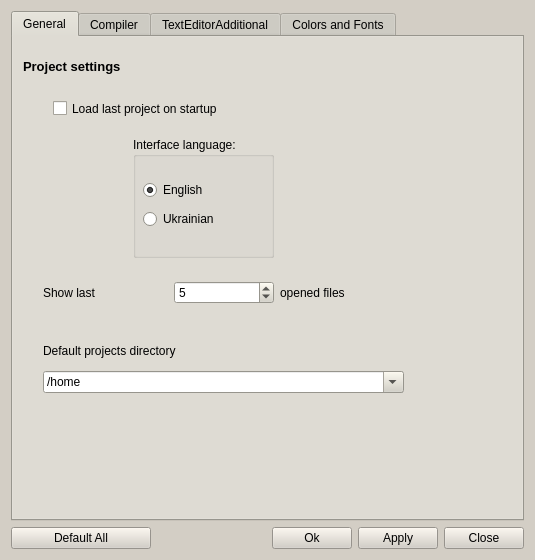
Old version of the form src/optionsdialog.ui in the repository PLLUG/kuzya.
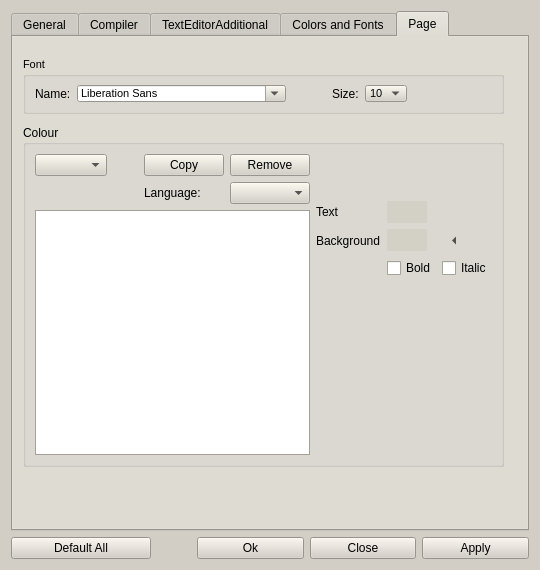
New version of the form.

The edit to the form file:
```diff
--- a/src/optionsdialog.ui
+++ b/src/optionsdialog.ui
@@ -9,14 +9,14 @@
    <rect>
     <x>0</x>
     <y>0</y>
-    <width>535</width>
-    <height>560</height>
+    <width>540</width>
+    <height>570</height>
    </rect>
   </property>
   <property name="minimumSize">
    <size>
-    <width>530</width>
-    <height>560</height>
+    <width>540</width>
+    <height>570</height>
    </size>
   </property>
   <property name="palette">
@@ -441,6 +441,84 @@
    <bool>false</bool>
   </property>
   <layout class="QGridLayout">
+   <item row="1" column="0">
+    <layout class="QHBoxLayout" name="buttonLayout">
+     <item>
+      <widget class="QPushButton" name="defaultBtn">
+       <property name="sizePolicy">
+        <sizepolicy hsizetype="Expanding" vsizetype="Fixed">
+         <horstretch>0</horstretch>
+         <verstretch>0</verstretch>
+        </sizepolicy>
+       </property>
+       <property name="minimumSize">
+        <size>
+         <width>140</width>
+         <height>0</height>
+        </size>
+       </property>
+       <property name="text">
+        <string>Default All</string>
+       </property>
+      </widget>
+     </item>
+     <item>
+      <spacer name="spacer">
+       <property name="orientation">
+        <enum>Qt::Horizontal</enum>
+       </property>
+       <property name="sizeType">
+        <enum>QSizePolicy::Preferred</enum>
+       </property>
+       <property name="sizeHint" stdset="0">
+        <size>
+         <width>40</width>
+         <height>20</height>
+        </size>
+       </property>
+      </spacer>
+     </item>
+     <item>
+      <widget class="QPushButton" name="okBtn">
+       <property name="sizePolicy">
+        <sizepolicy hsizetype="Expanding" vsizetype="Fixed">
+         <horstretch>0</horstretch>
+         <verstretch>0</verstretch>
+        </sizepolicy>
+       </property>
+       <property name="text">
+        <string>Ok</string>
+       </property>
+      </widget>
+     </item>
+     <item>
+      <widget class="QPushButton" name="closeBtn">
+       <property name="sizePolicy">
+        <sizepolicy hsizetype="Expanding" vsizetype="Fixed">
+         <horstretch>0</horstretch>
+         <verstretch>0</verstretch>
+        </sizepolicy>
+       </property>
+       <property name="text">
+        <string>Close</string>
+       </property>
+      </widget>
+     </item>
+     <item>
+      <widget class="QPushButton" name="applyBtn">
+       <property name="sizePolicy">
+        <sizepolicy hsizetype="Expanding" vsizetype="Fixed">
+         <horstretch>0</horstretch>
+         <verstretch>0</verstretch>
+        </sizepolicy>
+       </property>
+       <property name="text">
+        <string>Apply</string>
+       </property>
+      </widget>
+     </item>
+    </layout>
+   </item>
    <item row="0" column="0">
     <widget class="QTabWidget" name="tabFontsColors">
      <property name="sizePolicy">
@@ -868,7 +946,7 @@
       <bool>false</bool>
      </property>
      <property name="currentIndex">
-      <number>0</number>
+      <number>4</number>
      </property>
      <widget class="QWidget" name="tabGeneral">
       <attribute name="title">
@@ -2043,59 +2121,448 @@
        </layout>
       </widget>
      </widget>
+     <widget class="QWidget" name="tab_3">
+      <attribute name="title">
+       <string>Page</string>
+      </attribute>
+      <widget class="QGroupBox" name="groupBox_2">
+       <property name="geometry">
+        <rect>
+         <x>10</x>
+         <y>88</y>
+         <width>481</width>
+         <height>342</height>
+        </rect>
+       </property>
+       <property name="font">
+        <font>
+         <pointsize>9</pointsize>
+        </font>
+       </property>
+       <property name="title">
+        <string>Colour</string>
+       </property>
+       <layout class="QGridLayout" name="gridLayout_4">
+        <item row="0" column="0">
+         <layout class="QGridLayout" name="gridLayout_2">
+          <item row="0" column="0">
+           <layout class="QGridLayout" name="gridLayout_3">
+            <item row="0" column="0">
+             <widget class="QComboBox" name="tEColorShemeCBox">
+              <property name="sizePolicy">
+               <sizepolicy hsizetype="Expanding" vsizetype="Fixed">
+                <horstretch>0</horstretch>
+                <verstretch>0</verstretch>
+               </sizepolicy>
+              </property>
+             </widget>
+            </item>
+            <item row="1" column="0">
+             <spacer name="verticalSpacer_2">
+              <property name="orientation">
+               <enum>Qt::Vertical</enum>
+              </property>
+              <property name="sizeType">
+               <enum>QSizePolicy::Maximum</enum>
+              </property>
+              <property name="sizeHint" stdset="0">
+               <size>
+                <width>20</width>
+                <height>15</height>
+               </size>
+              </property>
+             </spacer>
+            </item>
+            <item row="2" column="0" colspan="5">
+             <widget class="QListWidget" name="tEStylesList">
+              <property name="verticalScrollBarPolicy">
+               <enum>Qt::ScrollBarAsNeeded</enum>
+              </property>
+              <property name="horizontalScrollBarPolicy">
+               <enum>Qt::ScrollBarAsNeeded</enum>
+              </property>
+              <property name="movement">
+               <enum>QListView::Static</enum>
+              </property>
+              <property name="flow">
+               <enum>QListView::TopToBottom</enum>
+              </property>
+              <property name="isWrapping" stdset="0">
+               <bool>false</bool>
+              </property>
+              <property name="resizeMode">
+               <enum>QListView::Adjust</enum>
+              </property>
+              <property name="layoutMode">
+               <enum>QListView::SinglePass</enum>
+              </property>
+              <property name="spacing">
+               <number>0</number>
+              </property>
+              <property name="viewMode">
+               <enum>QListView::ListMode</enum>
+              </property>
+              <property name="uniformItemSizes">
+               <bool>true</bool>
+              </property>
+              <property name="batchSize">
+               <number>100</number>
+              </property>
+             </widget>
+            </item>
+            <item row="0" column="3">
+             <widget class="QPushButton" name="copyClrSchmBtn">
+              <property name="text">
+               <string>Copy</string>
+              </property>
+             </widget>
+            </item>
+            <item row="0" column="1">
+             <spacer name="horizontalSpacer_2">
+              <property name="orientation">
+               <enum>Qt::Horizontal</enum>
+              </property>
+              <property name="sizeType">
+               <enum>QSizePolicy::Expanding</enum>
+              </property>
+              <property name="sizeHint" stdset="0">
+               <size>
+                <width>35</width>
+                <height>20</height>
+               </size>
+              </property>
+             </spacer>
+            </item>
+            <item row="0" column="4">
+             <widget class="QPushButton" name="removeClrSchmBtn">
+              <property name="text">
+               <string>Remove</string>
+              </property>
+             </widget>
+            </item>
+            <item row="1" column="4">
+             <widget class="QComboBox" name="lexerLanguageCBox"/>
+            </item>
+            <item row="1" column="3">
+             <widget class="QLabel" name="label_8">
+              <property name="text">
+               <string>Language:</string>
+              </property>
+             </widget>
+            </item>
+           </layout>
+          </item>
+          <item row="0" column="1">
+           <layout class="QGridLayout" name="gridLayout">
+            <item row="1" column="0">
+             <widget class="QLabel" name="label_5">
+              <property name="text">
+               <string>Text</string>
+              </property>
+             </widget>
+            </item>
+            <item row="2" column="0">
+             <widget class="QLabel" name="label_6">
+              <property name="text">
+               <string>Background</string>
+              </property>
+             </widget>
+            </item>
+            <item row="2" column="2">
+             <widget class="QToolButton" name="cleanBgColorBtn">
+              <property name="toolTip">
+               <string>Remove Background Colour</string>
+              </property>
+              <property name="text">
+               <string/>
+              </property>
+              <property name="autoRaise">
+               <bool>true</bool>
+              </property>
+              <property name="arrowType">
+               <enum>Qt::LeftArrow</enum>
+              </property>
+             </widget>
+            </item>
+            <item row="0" column="0">
+             <spacer name="verticalSpacer_3">
+              <property name="orientation">
+               <enum>Qt::Vertical</enum>
+              </property>
+              <property name="sizeType">
+               <enum>QSizePolicy::Maximum</enum>
+              </property>
+              <property name="sizeHint" stdset="0">
+               <size>
+                <width>20</width>
+                <height>47</height>
+               </size>
+              </property>
+             </spacer>
+            </item>
+            <item row="4" column="0" rowspan="2">
+             <spacer name="verticalSpacer_4">
+              <property name="orientation">
+               <enum>Qt::Vertical</enum>
+              </property>
+              <property name="sizeHint" stdset="0">
+               <size>
+                <width>20</width>
+                <height>40</height>
+               </size>
+              </property>
+             </spacer>
+            </item>
+            <item row="1" column="1">
+             <widget class="QPushButton" name="fgColorPanelBtn">
+              <property name="enabled">
+               <bool>true</bool>
+              </property>
+              <property name="sizePolicy">
+               <sizepolicy hsizetype="Fixed" vsizetype="Fixed">
+                <horstretch>21</horstretch>
+                <verstretch>21</verstretch>
+               </sizepolicy>
+              </property>
+              <property name="autoFillBackground">
+               <bool>true</bool>
+              </property>
+              <property name="text">
+               <string/>
+              </property>
+              <property name="iconSize">
+               <size>
+                <width>15</width>
+                <height>15</height>
+               </size>
+              </property>
+              <property name="flat">
+               <bool>true</bool>
+              </property>
+             </widget>
+            </item>
+            <item row="2" column="1">
+             <widget class="QPushButton" name="bgColorPanelBtn">
+              <property name="sizePolicy">
+               <sizepolicy hsizetype="Fixed" vsizetype="Fixed">
+                <horstretch>21</horstretch>
+                <verstretch>21</verstretch>
+               </sizepolicy>
+              </property>
+              <property name="autoFillBackground">
+               <bool>true</bool>
+              </property>
+              <property name="text">
+               <string/>
+              </property>
+              <property name="flat">
+               <bool>true</bool>
+              </property>
+             </widget>
+            </item>
+            <item row="4" column="1">
+             <widget class="QCheckBox" name="teFontStyle_BoldCheckBox">
+              <property name="text">
+               <string>Bold</string>
+              </property>
+             </widget>
+            </item>
+            <item row="4" column="2">
+             <widget class="QCheckBox" name="teFontStyle_ItalicCheckBox">
+              <property name="text">
+               <string>Italic</string>
+              </property>
+             </widget>
+            </item>
+            <item row="5" column="1">
+             <spacer name="verticalSpacer_5">
+              <property name="orientation">
+               <enum>Qt::Vertical</enum>
+              </property>
+              <property name="sizeHint" stdset="0">
+               <size>
+                <width>20</width>
+                <height>40</height>
+               </size>
+              </property>
+             </spacer>
+            </item>
+           </layout>
+          </item>
+         </layout>
+        </item>
+       </layout>
+      </widget>
+      <widget class="QGroupBox" name="groupBox_3">
+       <property name="geometry">
+        <rect>
+         <x>10</x>
+         <y>20</y>
+         <width>481</width>
+         <height>57</height>
+        </rect>
+       </property>
+       <property name="font">
+        <font>
+         <pointsize>8</pointsize>
+        </font>
+       </property>
+       <property name="title">
+        <string>Font</string>
+       </property>
+       <layout class="QVBoxLayout" name="verticalLayout">
+        <item>
+         <layout class="QHBoxLayout" name="horizontalLayout_2">
+          <item>
+           <widget class="QLabel" name="tEFontNameLbl">
+            <property name="font">
+             <font>
+              <pointsize>9</pointsize>
+             </font>
+            </property>
+            <property name="text">
+             <string>Name:</string>
+            </property>
+           </widget>
+          </item>
+          <item>
+           <widget class="QFontComboBox" name="tEFontNameFCBox"/>
+          </item>
+          <item>
+           <spacer name="horizontalSpacer_3">
+            <property name="orientation">
+             <enum>Qt::Horizontal</enum>
+            </property>
+            <property name="sizeType">
+             <enum>QSizePolicy::Preferred</enum>
+            </property>
+            <property name="sizeHint" stdset="0">
+             <size>
+              <width>40</width>
+              <height>20</height>
+             </size>
+            </property>
+           </spacer>
+          </item>
+          <item>
+           <widget class="QLabel" name="tEFontSizeLbl">
+            <property name="font">
+             <font>
+              <pointsize>9</pointsize>
+             </font>
+            </property>
+            <property name="text">
+             <string>Size:</string>
+            </property>
+           </widget>
+          </item>
+          <item>
+           <widget class="QComboBox" name="tEFontSizeCBox">
+            <property name="currentIndex">
+             <number>4</number>
+            </property>
+            <item>
+             <property name="text">
+              <string>6</string>
+             </property>
+            </item>
+            <item>
+             <property name="text">
+              <string>7</string>
+             </property>
+            </item>
+            <item>
+             <property name="text">
+              <string>8</string>
+             </property>
+            </item>
+            <item>
+             <property name="text">
+              <string>9</string>
+             </property>
+            </item>
+            <item>
+             <property name="text">
+              <string>10</string>
+             </property>
+            </item>
+            <item>
+             <property name="text">
+              <string>11</string>
+             </property>
+            </item>
+            <item>
+             <property name="text">
+              <string>12</string>
+             </property>
+            </item>
+            <item>
+             <property name="text">
+              <string>14</string>
+             </property>
+            </item>
+            <item>
+             <property name="text">
+              <string>16</string>
+             </property>
+            </item>
+            <item>
+             <property name="text">
+              <string>18</string>
+             </property>
+            </item>
+            <item>
+             <property name="text">
+              <string>20</string>
+             </property>
+            </item>
+            <item>
+             <property name="text">
+              <string>22</string>
+             </property>
+            </item>
+            <item>
+             <property name="text">
+              <string>24</string>
+             </property>
+            </item>
+            <item>
+             <property name="text">
+              <string>26</string>
+             </property>
+            </item>
+            <item>
+             <property name="text">
+              <string>28</string>
+             </property>
+            </item>
+            <item>
+             <property name="text">
+              <string>36</string>
+             </property>
+            </item>
+           </widget>
+          </item>
+          <item>
+           <spacer name="horizontalSpacer_4">
+            <property name="orientation">
+             <enum>Qt::Horizontal</enum>
+            </property>
+            <property name="sizeHint" stdset="0">
+             <size>
+              <width>40</width>
+              <height>20</height>
+             </size>
+            </property>
+           </spacer>
+          </item>
+         </layout>
+        </item>
+       </layout>
+      </widget>
+     </widget>
     </widget>
    </item>
-   <item row="1" column="0">
-    <layout class="QHBoxLayout" name="buttonLayout">
-     <item>
-      <widget class="QPushButton" name="defaultBtn">
-       <property name="minimumSize">
-        <size>
-         <width>140</width>
-         <height>0</height>
-        </size>
-       </property>
-       <property name="text">
-        <string>Default All</string>
-       </property>
-      </widget>
-     </item>
-     <item>
-      <spacer name="spacer">
-       <property name="orientation">
-        <enum>Qt::Horizontal</enum>
-       </property>
-       <property name="sizeHint" stdset="0">
-        <size>
-         <width>40</width>
-         <height>20</height>
-        </size>
-       </property>
-      </spacer>
-     </item>
-     <item>
-      <widget class="QPushButton" name="okBtn">
-       <property name="text">
-        <string>Ok</string>
-       </property>
-      </widget>
-     </item>
-     <item>
-      <widget class="QPushButton" name="applyBtn">
-       <property name="text">
-        <string>Apply</string>
-       </property>
-      </widget>
-     </item>
-     <item>
-      <widget class="QPushButton" name="closeBtn">
-       <property name="text">
-        <string>Close</string>
-       </property>
-      </widget>
-     </item>
-    </layout>
-   </item>
   </layout>
  </widget>
  <resources/>
```
